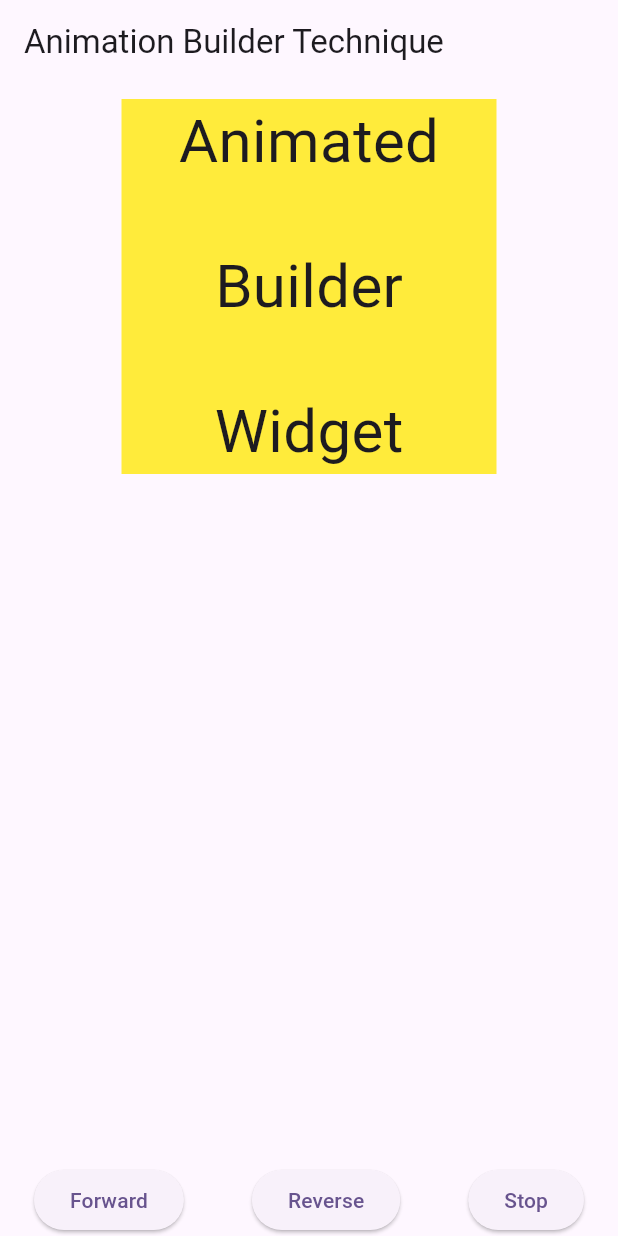
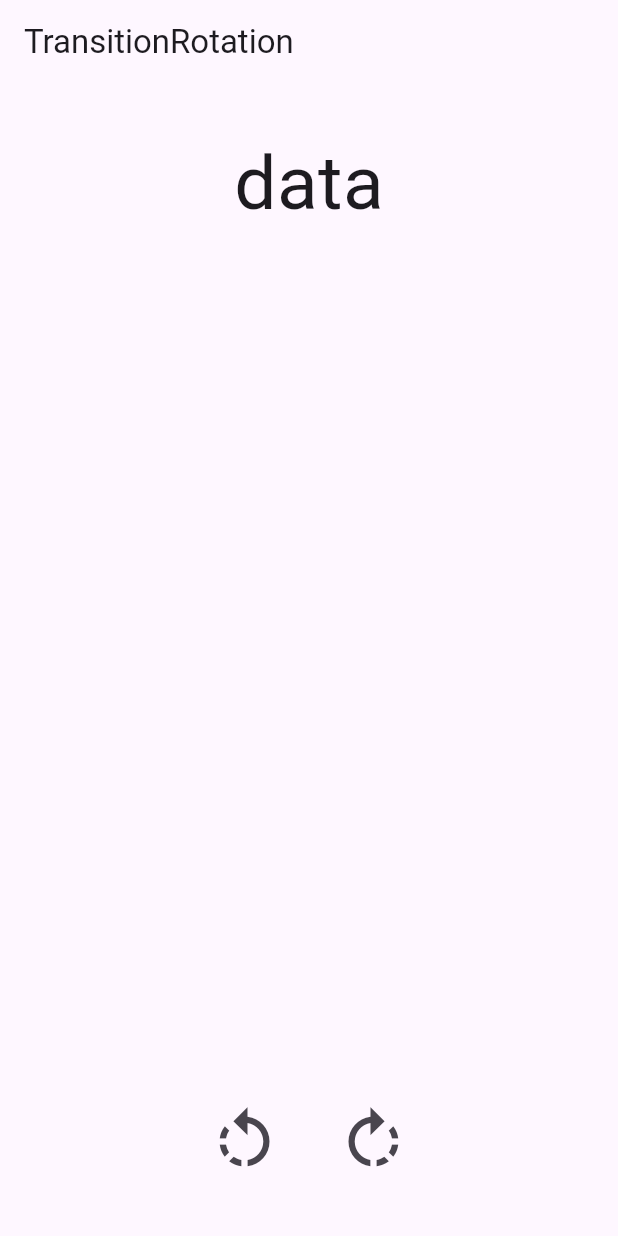
Before and after one commit to bishoyabdmariam/flutter_animations, a Flutter app: the screen it shows after launch, on a phone screen of 412 x 824 dp. Run offline on Flutter 3.47's test engine with Material 3 defaults, Android fonts, the phone set to English and light mode, and no system bars.

Commit message:
end of the 17 videos of playlist

```diff
--- a/lib/main.dart
+++ b/lib/main.dart
@@ -2,6 +2,8 @@ import 'package:flutter/material.dart';
 import 'package:flutter_animation/animatedBuilder.dart';
 import 'package:flutter_animation/animated_foo/part_one_foo_duration.dart';
 import 'package:flutter_animation/animation_object/foo_transition.dart';
+import 'package:flutter_animation/rotation/rotation_animated.dart';
+import 'package:flutter_animation/rotation/rotation_transition.dart';
 import 'package:flutter_animation/tween_animation/screen_one.dart';
 
 void main() {
@@ -20,7 +22,7 @@ class MyApp extends StatelessWidget {
         colorScheme: ColorScheme.fromSeed(seedColor: Colors.deepPurple),
         useMaterial3: true,
       ),
-      home: const AnimationBuilders(),
+      home: const TransitionRotation(),
     );
   }
 }
--- /dev/null
+++ b/lib/rotation/rotation_transition.dart
@@ -0,0 +1,82 @@
+import 'package:flutter/cupertino.dart';
+import 'package:flutter/material.dart';
+import 'package:flutter/widgets.dart';
+
+class TransitionRotation extends StatefulWidget {
+  const TransitionRotation({super.key});
+
+  @override
+  State<TransitionRotation> createState() => _TransitionRotationState();
+}
+
+class _TransitionRotationState extends State<TransitionRotation>
+    with SingleTickerProviderStateMixin {
+  late Animation<double> turns;
+
+  late AnimationController animationController;
+
+  @override
+  void initState() {
+    super.initState();
+    animationController = AnimationController(
+      vsync: this,
+      duration: const Duration(seconds: 1),
+      reverseDuration: Duration(seconds: 1),
+    );
+    turns = Tween<double>(begin: 0, end: 1).animate(animationController);
+  }
+
+  @override
+  Widget build(BuildContext context) {
+    return Scaffold(
+      appBar: AppBar(
+        title: const Text("TransitionRotation"),
+      ),
+      body: Column(
+        children: [
+          const SizedBox(
+            height: 30,
+          ),
+          RotationTransition(
+            alignment: Alignment.bottomLeft,
+            turns: turns,
+            child: const Text(
+              "data",
+              style: TextStyle(
+                fontSize: 50,
+              ),
+            ),
+          ),
+          const Spacer(),
+          Row(
+            mainAxisAlignment: MainAxisAlignment.center,
+            children: [
+              IconButton(
+                  onPressed: () {
+                    animationController.reverse();
+                  },
+                  icon: const Icon(
+                    Icons.rotate_left,
+                    size: 50,
+                  )),
+              const SizedBox(
+                width: 20,
+              ),
+              IconButton(
+                  onPressed: () {
+                    animationController.forward();
+                  },
+                  icon: const Icon(
+                    Icons.rotate_right,
+                    size: 50,
+                  )),
+            ],
+          ),
+          const SizedBox(
+            height: 30,
+          ),
+        ],
+      ),
+    );
+  }
+}
```
Also changed, not shown: lib/rotation/rotation_animated.dart (added, +62 -0 lines).
